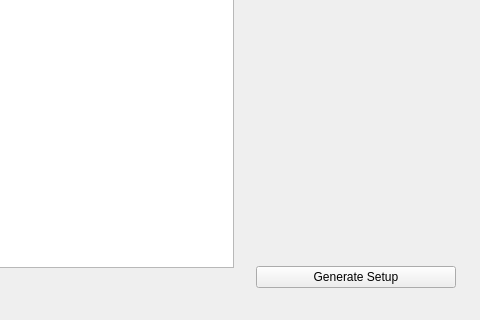
Before: the Qt Designer form main_window.ui in alexmajewski/am-matbuilder, drawn with Qt 5; both pictures show x 289 to 769 and y 248 to 568 of the 769 by 568 pixel window.
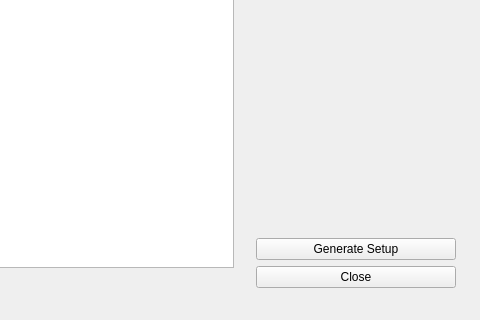
After: the same form once the commit is applied. Custom widgets are drawn as their Qt base class.

```diff
--- a/main_window.ui
+++ b/main_window.ui
@@ -286,6 +286,18 @@
        </property>
       </widget>
      </item>
+     <item>
+      <widget class="QPushButton" name="btn_close">
+       <property name="font">
+        <font>
+         <pointsize>9</pointsize>
+        </font>
+       </property>
+       <property name="text">
+        <string>Close</string>
+       </property>
+      </widget>
+     </item>
     </layout>
    </item>
   </layout>
```
